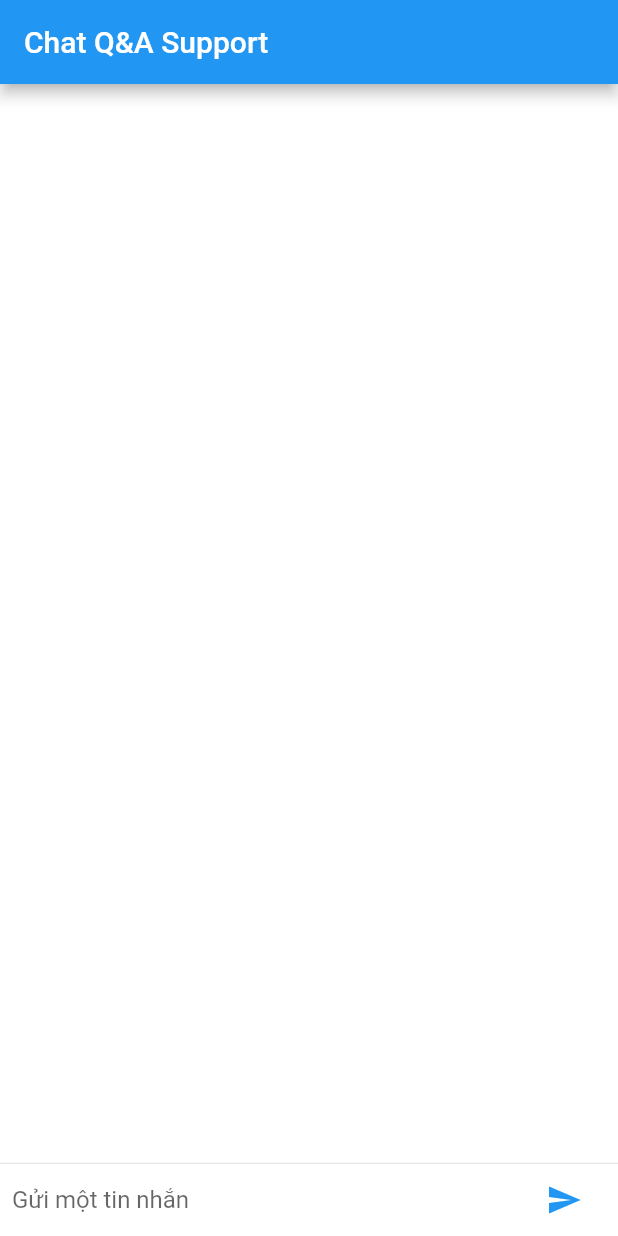
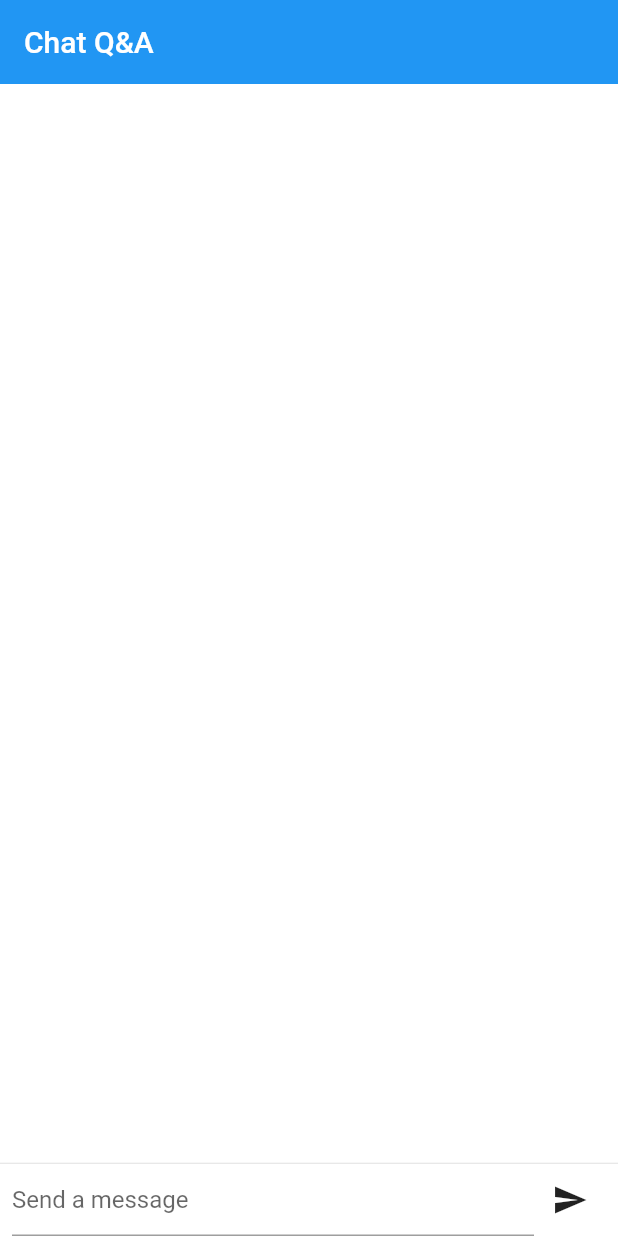
Before and after one commit to phudo1938/qa_dhtl, a Flutter app: the ChatScreen screen opened directly, on a phone screen of 412 x 824 dp. Run offline on Flutter 3.47's test engine with Material 2 defaults, Android fonts, the phone set to English and light mode, and no system bars; statements that could not run were skipped.

Commit message:
+UpdateChat

```diff
--- a/support_qa/lib/src/chat/chat_main.dart
+++ b/support_qa/lib/src/chat/chat_main.dart
@@ -1,17 +1,19 @@
 import 'package:flutter/material.dart';
+import 'package:http/http.dart' as http;
+import 'dart:convert';
 
 void main() {
   runApp(ChatApp());
 }
 
 class ChatApp extends StatelessWidget {
-  const ChatApp({super.key});
   @override
   Widget build(BuildContext context) {
     return MaterialApp(
-      title: 'Chat Interface',
+      title: 'Chat Q&A',
       theme: ThemeData(
         primarySwatch: Colors.blue,
+        visualDensity: VisualDensity.adaptivePlatformDensity,
       ),
       home: ChatScreen(),
     );
@@ -20,71 +22,108 @@ class ChatApp extends StatelessWidget {
 
 class ChatScreen extends StatefulWidget {
   @override
-  State createState() => ChatScreenState();
+  _ChatScreenState createState() => _ChatScreenState();
 }
 
-class ChatScreenState extends State<ChatScreen> {
-  final List<String> _messages = [];
-  final TextEditingController _textController = TextEditingController();
+class _ChatScreenState extends State<ChatScreen> {
+  final TextEditingController _controller = TextEditingController();
+  List<Map<String, dynamic>> messages = [];
 
-  void _handleSubmitted(String text) {
-    _textController.clear();
+  void _sendMessage(String text) {
     setState(() {
-      _messages.insert(0, text);
+      messages.insert(0, {"text": text, "isUser": true});
     });
-    // Send your message to AI Service here or display response from AI
+    _controller.clear();
+    _callAssistant(text);
+  }
+
+  void _callAssistant(String text) async {
+    final String url =
+        'https://your-api-endpoint.com/assistant'; // Thay thế bằng URL thực tế của bạn
+    final http.Response response = await http.post(
+      Uri.parse(url),
+      headers: <String, String>{
+        'Content-Type': 'application/json; charset=UTF-8',
+      },
+      body: jsonEncode(<String, String>{
+        'message': text,
+      }),
+    );
+    if (response.statusCode == 200) {
+      final String responseBody = json.decode(response.body)[
+          'reply']; // Giả sử rằng API trả về một đối tượng JSON với khóa 'reply'
+      setState(() {
+        messages.insert(0, {"text": responseBody, "isUser": false});
+      });
+    } else {
+      // Xử lý lỗi ở đây
+      print('Request failed with status: ${response.statusCode}.');
+    }
   }
 
   @override
   Widget build(BuildContext context) {
     return Scaffold(
-      appBar: AppBar(title: Text("Chat Q&A Support")),
+      appBar: AppBar(
+        title: Text('Chat Q&A'),
+        elevation: 0,
+      ),
       body: Column(
-        children: [
-          Flexible(
+        children: <Widget>[
+          Expanded(
             child: ListView.builder(
-              padding: EdgeInsets.all(8.0),
               reverse: true,
-              itemBuilder: (_, int index) =>
-                  ListTile(title: Text(_messages[index])),
-              itemCount: _messages.length,
+              itemCount: messages.length,
+              itemBuilder: (context, index) {
+                final message = messages[index];
+                return ListTile(
+                  title: Align(
+                    alignment: message["isUser"]
+                        ? Alignment.centerRight
+                        : Alignment.centerLeft,
+                    child: Container(
+                      padding:
+                          EdgeInsets.symmetric(vertical: 8.0, horizontal: 16.0),
+                      decoration: BoxDecoration(
+                        color:
+                            message["isUser"] ? Colors.blue : Colors.grey[300],
+                        borderRadius: BorderRadius.circular(20),
+                      ),
+                      child: Text(
+                        message["text"],
+                        style: TextStyle(
+                          color:
+                              message["isUser"] ? Colors.white : Colors.black,
+                        ),
+                      ),
+                    ),
+                  ),
+                );
+              },
             ),
           ),
-          Divider(height: 1.0),
+          Divider(height: 1),
           Container(
-            decoration: BoxDecoration(color: Theme.of(context).cardColor),
-            child: _buildTextComposer(),
+            padding: EdgeInsets.symmetric(horizontal: 8.0),
+            color: Colors.white,
+            child: Row(
+              children: <Widget>[
+                Expanded(
+                  child: TextField(
+                    controller: _controller,
+                    decoration: InputDecoration(hintText: 'Send a message'),
+                    onSubmitted: _sendMessage,
+                  ),
+                ),
+                IconButton(
+                  icon: Icon(Icons.send),
+                  onPressed: () => _sendMessage(_controller.text),
+                ),
+              ],
+            ),
           ),
         ],
       ),
     );
   }
-
-  Widget _buildTextComposer() {
-    return IconTheme(
-      data: IconThemeData(color: Theme.of(context).colorScheme.secondary),
-      child: Container(
-        margin: EdgeInsets.symmetric(horizontal: 8.0),
-        child: Row(
-          children: [
-            Flexible(
-              child: TextField(
-                controller: _textController,
-                onSubmitted: _handleSubmitted,
-                decoration:
-                    InputDecoration.collapsed(hintText: "Gửi một tin nhắn"),
-              ),
-            ),
-            Container(
-              margin: EdgeInsets.symmetric(horizontal: 4.0),
-              child: IconButton(
-                icon: const Icon(Icons.send),
-                onPressed: () => _handleSubmitted(_textController.text),
-              ),
-            ),
-          ],
-        ),
-      ),
-    );
-  }
 }
--- a/support_qa/lib/src/library/library_main.dart
+++ b/support_qa/lib/src/library/library_main.dart
@@ -1,6 +1,5 @@
 import 'package:flutter/material.dart';
 
-// Giả sử đây là model của bạn
 class Major {
   final String name;
   final List<FileItem> files;
@@ -10,7 +9,7 @@ class Major {
 
 class FileItem {
   final String fileName;
-  final String fileIcon; // Giả sử đây là đường dẫn tới icon của file
+  final String fileIcon; // Đường dẫn đến icon của file
 
   FileItem({required this.fileName, required this.fileIcon});
 }
--- a/support_qa/pubspec.yaml
+++ b/support_qa/pubspec.yaml
@@ -15,6 +15,7 @@ dependencies:
 
 
   cupertino_icons: ^1.0.2
+  http: ^1.1.0
 
 dev_dependencies:
   flutter_test:
```
Also changed, not shown: support_qa/TaiLieuTraning/Data/Giới thiệu về Trường đại học Thuỷ Lợi.txt (line endings or trailing spaces), support_qa/pubspec.lock.
